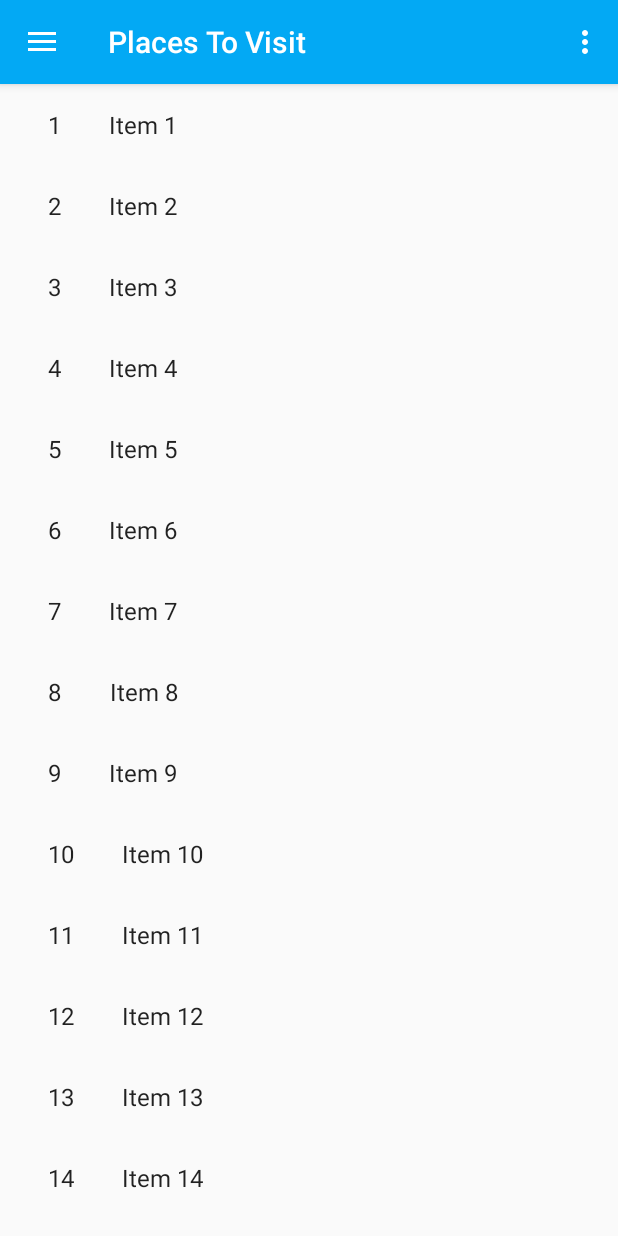
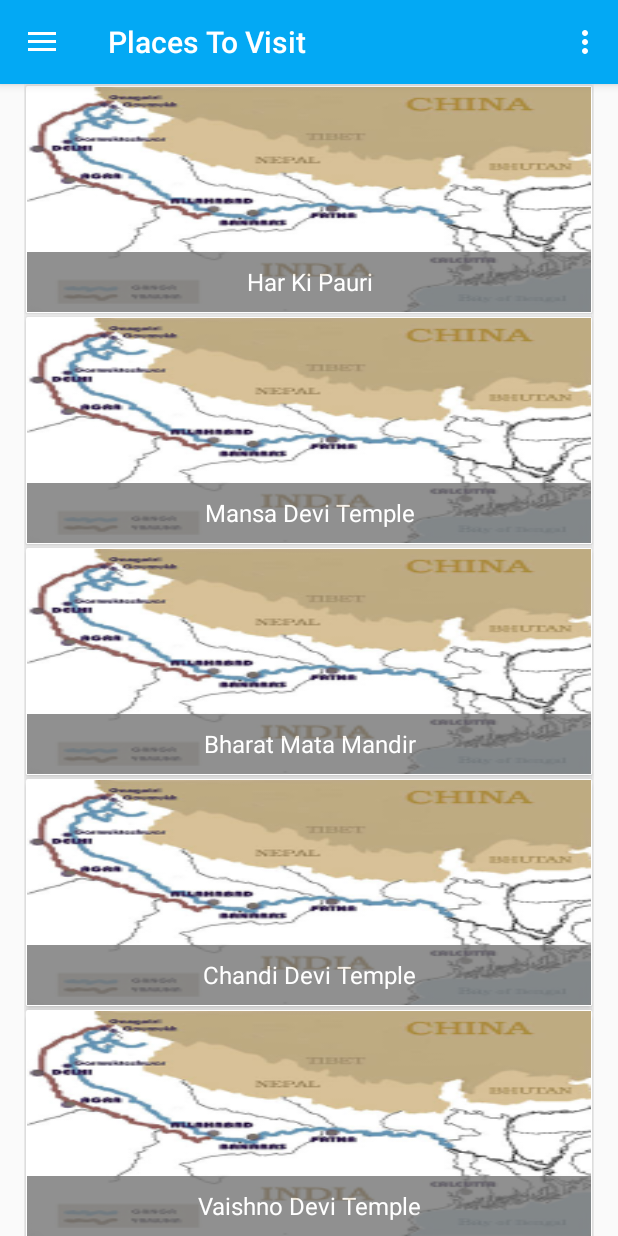
Before and after one commit to vsvikram/NamoGange, an Android app: the screen it shows after launch (MainActivity), in the side drawer, after a tap on "Places To Visit", on a phone screen of 412 x 824 dp. Run offline under Robolectric (Android 15) with nearby library versions, the phone set to English and light mode, and no system bars.

Commit message:
places to visited initiated

```diff
--- a/app/src/main/java/action/namogange/MainActivity.java
+++ b/app/src/main/java/action/namogange/MainActivity.java
@@ -32,8 +32,10 @@ public class MainActivity extends AppCompatActivity
 
         NavigationView navigationView = (NavigationView) findViewById(R.id.nav_view);
         navigationView.setNavigationItemSelectedListener(this);
-        navigationView.setCheckedItem(R.id.about_ganga);
-        setFragment(new AboutGanga(), "About Ganga");
+        if(savedInstanceState == null){
+            navigationView.setCheckedItem(R.id.about_ganga);
+            setFragment(new AboutGanga(), "About Ganga");
+        }
     }
 
     @Override
--- a/app/src/main/java/action/namogange/MyItemRecyclerViewAdapter.java
+++ b/app/src/main/java/action/namogange/MyItemRecyclerViewAdapter.java
@@ -4,6 +4,7 @@ import android.support.v7.widget.RecyclerView;
 import android.view.LayoutInflater;
 import android.view.View;
 import android.view.ViewGroup;
+import android.widget.ImageView;
 import android.widget.TextView;
 
 import java.util.List;
@@ -36,7 +37,7 @@ public class MyItemRecyclerViewAdapter extends RecyclerView.Adapter<MyItemRecycl
     @Override
     public void onBindViewHolder(final ViewHolder holder, int position) {
         holder.mItem = mValues.get(position);
-        holder.mIdView.setText(mValues.get(position).id);
+        holder.mIdView.setImageResource(R.mipmap.ganga_landscape);
         holder.mContentView.setText(mValues.get(position).content);
 
         holder.mView.setOnClickListener(new View.OnClickListener() {
@@ -58,14 +59,14 @@ public class MyItemRecyclerViewAdapter extends RecyclerView.Adapter<MyItemRecycl
 
     public class ViewHolder extends RecyclerView.ViewHolder {
         public final View mView;
-        public final TextView mIdView;
+        public final ImageView mIdView;
         public final TextView mContentView;
         public DummyItem mItem;
 
         public ViewHolder(View view) {
             super(view);
             mView = view;
-            mIdView = (TextView) view.findViewById(R.id.id);
+            mIdView = (ImageView) view.findViewById(R.id.id);
             mContentView = (TextView) view.findViewById(R.id.content);
         }
 
--- a/app/src/main/java/action/namogange/dummy/DummyContent.java
+++ b/app/src/main/java/action/namogange/dummy/DummyContent.java
@@ -1,9 +1,7 @@
 package action.namogange.dummy;
 
 import java.util.ArrayList;
-import java.util.HashMap;
 import java.util.List;
-import java.util.Map;
 
 /**
  * Helper class for providing sample content for user interfaces created by
@@ -16,38 +14,27 @@ public class DummyContent {
     /**
      * An array of sample (dummy) items.
      */
-    public static final List<DummyItem> ITEMS = new ArrayList<DummyItem>();
+    public static final List<DummyItem> ITEMS = new ArrayList<>();
+    private static String[] places_names = {"Har Ki Pauri", "Mansa Devi Temple", "Bharat Mata Mandir", "Chandi Devi Temple",
+            "Vaishno Devi Temple", "Daksheswara Mahadev Temple", "Shantikunj", "Gau Ghat",
+            "Kushavarta Ghat", "Vishnu Ghat", "Asthi Pravah Ghat", "Subhash Ghat", "Gurukula Kangri Vishwavidyalaya",
+            "Faculty of Engineering & Technology"};
 
-    /**
-     * A map of sample (dummy) items, by ID.
-     */
-    public static final Map<String, DummyItem> ITEM_MAP = new HashMap<String, DummyItem>();
-
-    private static final int COUNT = 25;
+    private static final int COUNT = 14;
 
     static {
         // Add some sample items.
-        for (int i = 1; i <= COUNT; i++) {
+        for (int i = 0; i < COUNT; i++) {
             addItem(createDummyItem(i));
         }
     }
 
     private static void addItem(DummyItem item) {
         ITEMS.add(item);
-        ITEM_MAP.put(item.id, item);
     }
 
     private static DummyItem createDummyItem(int position) {
-        return new DummyItem(String.valueOf(position), "Item " + position, makeDetails(position));
-    }
-
-    private static String makeDetails(int position) {
-        StringBuilder builder = new StringBuilder();
-        builder.append("Details about Item: ").append(position);
-        for (int i = 0; i < position; i++) {
-            builder.append("\nMore details information here.");
-        }
-        return builder.toString();
+        return new DummyItem(String.valueOf(position),places_names[position]);
     }
 
     /**
@@ -56,12 +43,10 @@ public class DummyContent {
     public static class DummyItem {
         public final String id;
         public final String content;
-        public final String details;
 
-        public DummyItem(String id, String content, String details) {
+        public DummyItem(String id, String content) {
             this.id = id;
             this.content = content;
-            this.details = details;
         }
 
         @Override
--- a/app/src/main/res/layout/about_ganga.xml
+++ b/app/src/main/res/layout/about_ganga.xml
@@ -106,9 +106,9 @@
             android:layout_margin="2dp"
             android:foreground="?selectableItemBackground"
             card_view:cardBackgroundColor="#ffffff"
-            card_view:cardCornerRadius="8dp"
+            card_view:cardCornerRadius="1dp"
             card_view:cardElevation="3dp"
-            card_view:contentPadding="4dp">
+            card_view:contentPadding="0.2dp">
 
             <LinearLayout
                 android:layout_width="match_parent"
--- a/app/src/main/res/layout/fragment_item.xml
+++ b/app/src/main/res/layout/fragment_item.xml
@@ -1,20 +1,44 @@
 <?xml version="1.0" encoding="utf-8"?>
-<LinearLayout xmlns:android="http://schemas.android.com/apk/res/android"
-              android:layout_width="wrap_content"
-              android:layout_height="wrap_content"
-              android:orientation="horizontal">
+<android.support.v7.widget.CardView
+    xmlns:android="http://schemas.android.com/apk/res/android"
+    xmlns:card_view="http://schemas.android.com/apk/res-auto"
+    android:layout_width="match_parent"
+    android:layout_height="wrap_content"
+    android:layout_margin="1dp"
+    android:foreground="?selectableItemBackground"
+    card_view:cardBackgroundColor="#ffffff"
+    card_view:cardCornerRadius="1dp"
+    card_view:cardElevation="3dp"
+    card_view:contentPadding="0.2dp">
 
-    <TextView
-        android:id="@+id/id"
-        android:layout_width="wrap_content"
+    <RelativeLayout
+        android:layout_width="match_parent"
         android:layout_height="wrap_content"
-        android:layout_margin="@dimen/text_margin"
-        android:textAppearance="?attr/textAppearanceListItem"/>
+        android:orientation="vertical">
 
-    <TextView
-        android:id="@+id/content"
-        android:layout_width="wrap_content"
-        android:layout_height="wrap_content"
-        android:layout_margin="@dimen/text_margin"
-        android:textAppearance="?attr/textAppearanceListItem"/>
-</LinearLayout>
+        <ImageView
+            android:id="@+id/id"
+            android:layout_width="match_parent"
+            android:layout_height="150dp"
+            android:scaleType="fitXY"
+            android:adjustViewBounds="true"/>
+
+        <TextView
+            android:id="@+id/content"
+            android:layout_width="match_parent"
+            android:layout_height="40dp"
+            android:paddingLeft="@dimen/activity_horizontal_margin"
+            android:paddingRight="@dimen/activity_horizontal_margin"
+            android:gravity="center"
+            android:layout_alignBottom="@+id/id"
+            android:background="#757575"
+            android:textColor="@color/textColorWhite"
+            android:alpha="0.8"
+            android:textSize="16dp"
+            android:textAppearance="?attr/textAppearanceListItem"
+            />
+
+    </RelativeLayout>
+
+
+</android.support.v7.widget.CardView>
```
